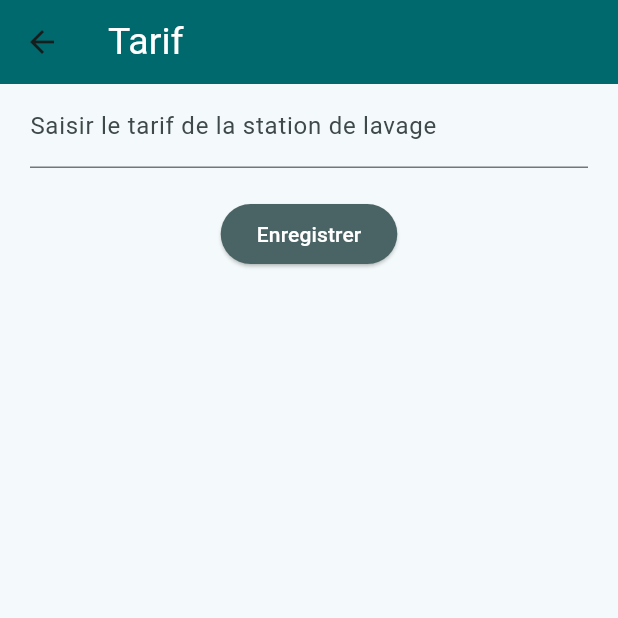
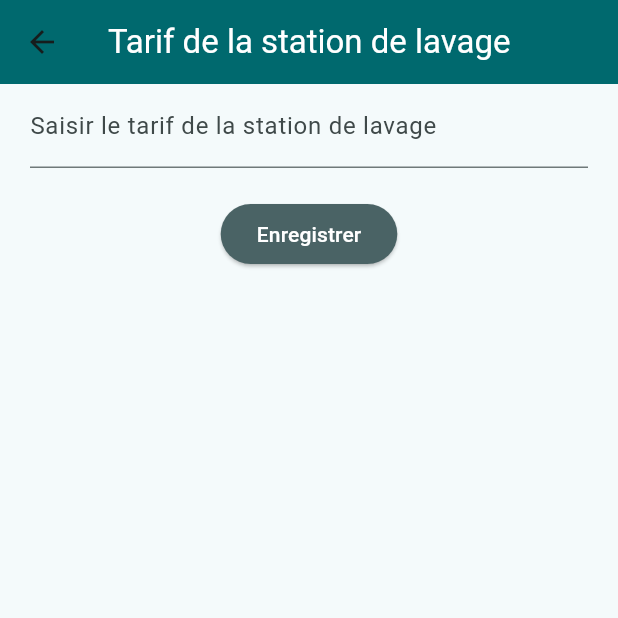
Before and after one commit to Florian-lang/eco-carwash, a Flutter app: the WashStationPage screen opened directly with empty values, after a tap on "Ajouter un nouveau tarif", on a phone screen of 412 x 824 dp, the top half of it. Run offline on Flutter 3.47's test engine with Material 3 defaults, Android fonts, the phone set to English and light mode, and no system bars; our stand-ins replace geocoding, google_maps_flutter, infinite_scroll_pagination, shared_preferences; accounts and stored records are empty; network calls fail.

Commit message:
new page with map and UI

```diff
--- a/lib/page/price_page.dart
+++ b/lib/page/price_page.dart
@@ -1,4 +1,5 @@
 import 'package:eco_carwash/model/wash_station.dart';
+import 'package:eco_carwash/widget/custom_app_bar.dart';
 import 'package:flutter/material.dart';
 
 import '../service/price_service.dart';
@@ -20,10 +21,7 @@ class _WashStationPricePage extends State<WashStationPricePage> {
   @override
   Widget build(BuildContext context) {
     return Scaffold(
-      appBar: AppBar(
-        title: Text('Tarif', style: TextStyle(fontSize: 25, color: Theme.of(context).colorScheme.onPrimary)),
-        backgroundColor: Theme.of(context).colorScheme.primary,
-      ),
+      appBar: const CustomAppBar(name: "Tarif de la station de lavage"),
       body: Form(
         key: _formKey,
         child: Column(
--- a/lib/page/wash_station_page.dart
+++ b/lib/page/wash_station_page.dart
@@ -1,10 +1,14 @@
+import 'package:eco_carwash/model/price.dart';
 import 'package:eco_carwash/page/price_page.dart';
+import 'package:eco_carwash/repository/price_repository.dart';
 import 'package:flutter/material.dart';
 
 import '../model/wash_station.dart';
-import '../repository/wash_station_repository.dart';
 import '../service/user_service.dart';
 import '../service/wash_stations_service.dart';
+
+import 'package:eco_carwash/widget/info_container.dart';
+import 'package:eco_carwash/widget/custom_app_bar.dart';
 
 class WashStationPage extends StatefulWidget{
   final WashStation washStation;
@@ -18,7 +22,7 @@ class WashStationPage extends StatefulWidget{
 }
 
 class _WashStationPageState extends State<WashStationPage> {
-  final _washStationRepository = WashStationRepository();
+  final _priceRepository = PriceRepository();
   final _userService = UserService();
   final _washStationService = WashStationService();
 
@@ -31,58 +35,32 @@ class _WashStationPageState extends State<WashStationPage> {
       builder: (context, snapshot){
         if(snapshot.data == true){isloggin = true;}
         return Scaffold(
-            appBar: AppBar(
-              title: Text(widget.washStation.name, style: TextStyle(color: Theme.of(context).colorScheme.onPrimary),),
-              backgroundColor: Theme.of(context).colorScheme.primary,
-            ),
-            backgroundColor: Theme.of(context).colorScheme.background,
+            appBar: CustomAppBar(name: widget.washStation.name),
+            backgroundColor: Theme.of(context).colorScheme.surfaceVariant,
             body: Center(
               child: Column(
                 mainAxisAlignment: MainAxisAlignment.start,
                 children: [
-                  Text(widget.washStation.name, style: TextStyle(fontSize: 40, color: Theme.of(context).colorScheme.onBackground)),
+                  Text(widget.washStation.name, style: TextStyle(fontSize: 40, color: Theme.of(context).colorScheme.onSurfaceVariant)),
                   const SizedBox(height: 40),
                   GestureDetector(
                     onTap: () {
                       _washStationService.launchGPS(widget.washStation);
                     },
-                    child: Container(
-                      width: double.infinity,
-                      padding: const EdgeInsets.all(20),
-                      decoration: BoxDecoration(
-                        color: Theme.of(context).colorScheme.surfaceVariant,
-                        borderRadius: BorderRadius.circular(20),
-                        boxShadow: [
-                          BoxShadow(
-                            color: Colors.black.withOpacity(0.3),
-                            spreadRadius: 2,
-                            blurRadius: 2,
-                            offset: const Offset(0, 3),
-                          ),
-                        ],
-                      ),
-                      child: Column(
-                        children: [
-                          Text(widget.washStation.address, style: TextStyle(
-                              fontSize: 24,
-                              color: Theme.of(context).colorScheme.onSurfaceVariant,
-                              fontWeight: FontWeight.bold,
-                              fontStyle: FontStyle.italic,
-                              letterSpacing: 1.5,
-                              wordSpacing: 2
-                          ),
-                          ),
-                        ],
-                      ),
-                    ),
+                    child: MyInfoContainer(title: widget.washStation.address, subtitle: "lattitude: ${widget.washStation.latitude} longitude: ${widget.washStation.longitude}", icon: Icons.launch_outlined),
                   ),
                   const SizedBox(height: 60),
-                  ButtonTheme(child: ElevatedButton(
-                    onPressed: (){
-                      _washStationRepository.getPrices(widget.washStation);
-                    },
-                    child: const Text('Voir les tarifs'),
-                  ),
+                  FutureBuilder(
+                    future: _priceRepository.getPrices(widget.washStation),
+                    builder: (context, snapshot){
+                      if(snapshot.data is List<Price>){
+                        return Column(
+                          children: (snapshot.data?.map<Widget>((price) => MyInfoContainer(title: price.value.toString(), subtitle: "score : ${price.rate}", icon: Icons.money)).toList() ?? []),
+                        );
+                      }else{
+                        return const CircularProgressIndicator();
+                      }
+                    }
                   ),
                   if(isloggin)
                     ButtonTheme(
--- a/lib/repository/price_repository.dart
+++ b/lib/repository/price_repository.dart
@@ -1,5 +1,6 @@
 import 'dart:convert';
 import 'package:eco_carwash/model/response.dart';
+import 'package:eco_carwash/model/wash_station.dart';
 import 'package:http/http.dart' as http;
 
 import '../config.dart';
@@ -19,4 +20,22 @@ final class PriceRepository {
       throw Exception('Failed to create price');
     }
   }
+
+  Future<List<Price>> getPrices(WashStation washStation) async {
+    print(washStation.id);
+    final response = await http.get(
+        Uri.parse('${Config.API_URL}prices?page=1&washStation=${washStation.id}'));
+
+    print(response.body);
+    if (response.statusCode == Response.HTTP_OK) {
+      Map<String, dynamic> jsonResponse = json.decode(response.body);
+      List data = jsonResponse['hydra:member'];
+
+      List<Price> prices = data.map((item) => Price.fromJson(item)).toList();
+
+      return prices;
+    } else {
+      throw Exception('Failed to load prices');
+    }
+  }
 }
--- /dev/null
+++ b/lib/widget/custom_app_bar.dart
@@ -0,0 +1,18 @@
+import 'package:flutter/material.dart';
+
+class CustomAppBar extends StatelessWidget implements PreferredSizeWidget{
+  final String name;
+
+  const CustomAppBar({super.key,required this.name});
+
+  @override
+  Widget build(BuildContext context) {
+    return AppBar(
+      title: Text(name, style:TextStyle(color: Theme.of(context).colorScheme.onPrimary)),
+      backgroundColor: Theme.of(context).colorScheme.primary
+      );
+  }
+
+  @override
+  Size get preferredSize => const Size.fromHeight(kToolbarHeight);
+}
--- /dev/null
+++ b/lib/widget/info_container.dart
@@ -0,0 +1,52 @@
+import 'package:flutter/material.dart';
+
+class MyInfoContainer extends StatelessWidget {
+  final String title;
+  final String subtitle;
+  final IconData icon;
+
+  const MyInfoContainer({Key? key, required this.title, required this.subtitle, required this.icon})
+      : super(key: key);
+
+  @override
+  Widget build(BuildContext context) {
+    return Container(
+      padding: const EdgeInsets.all(20),
+      decoration: BoxDecoration(
+        color: Theme.of(context).colorScheme.surface,
+        borderRadius: BorderRadius.circular(20),
+        boxShadow: [
+          BoxShadow(
+            color: Colors.black.withOpacity(0.3),
+            spreadRadius: 2,
+            blurRadius: 2,
+            offset: const Offset(0, 3),
+          ),
+        ],
+      ),
+      child: IntrinsicWidth(
+        child: Row(
+          children: [
+            Column(
+              children: [
+                Text(
+                  title,
+                  style: TextStyle(
+                      fontSize: 24,
+                      color: Theme.of(context).colorScheme.onSurface,
+                      fontWeight: FontWeight.bold,
+                      fontStyle: FontStyle.italic,
+                      letterSpacing: 1.5,
+                      wordSpacing: 2),
+                ),
+                Text(subtitle, style: TextStyle(fontSize: 10, color: Theme.of(context).colorScheme.onSurface)),
+              ],
+            ),
+            const SizedBox(width: 20),
+            Icon(icon),
+          ],
+        ),
+      ),
+    );
+  }
+}
--- a/pubspec.yaml
+++ b/pubspec.yaml
@@ -11,6 +11,7 @@ environment:
 dependencies:
   flutter:
     sdk: flutter
+  google_maps_flutter: ^2.0.6
   url_launcher: ^6.2.6
 
   cupertino_icons: ^1.0.2
```
Also changed, not shown: lib/page/home_page.dart (+4 -8 lines), lib/page/login_page.dart (+2 -6 lines), lib/page/wash_station_map_page.dart (added, +183 -0 lines), lib/repository/wash_station_repository.dart (+0 -16 lines), flutter_01.png (added), 4 other files.
